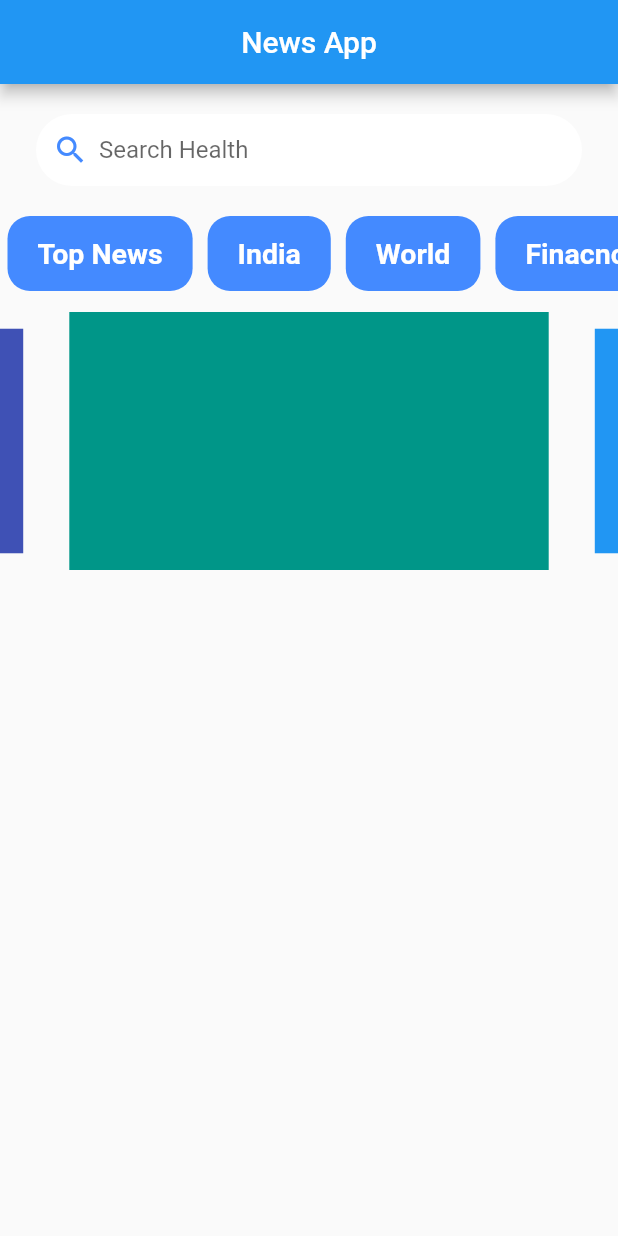
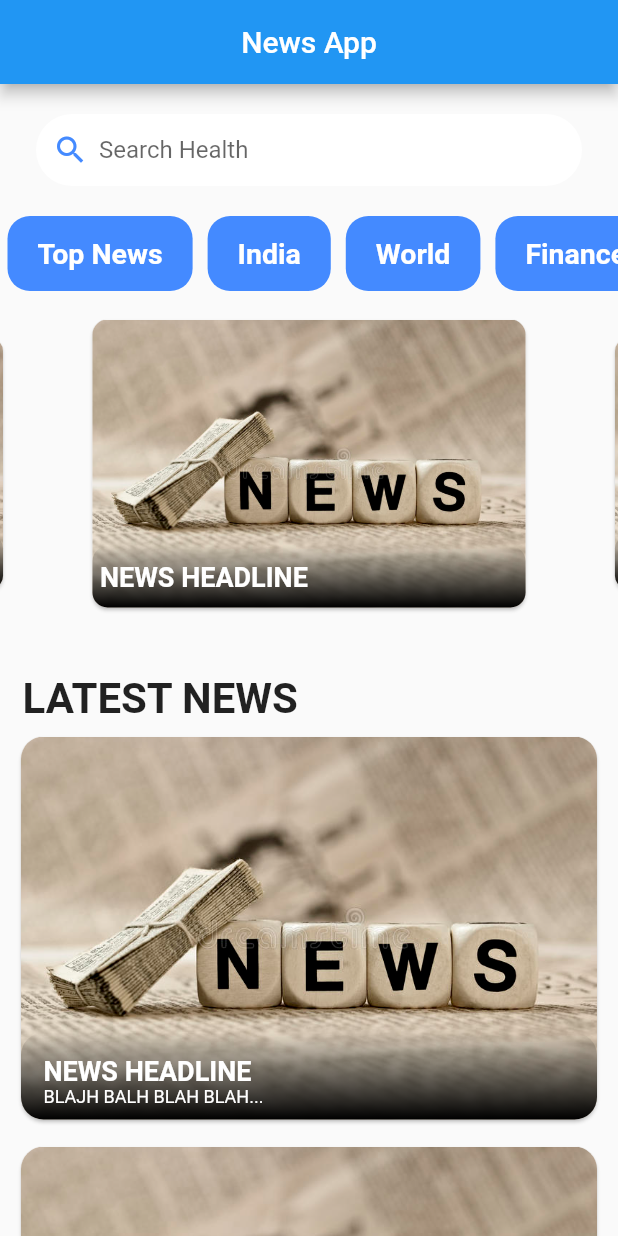
Before and after one commit to Kshiti-24/News-App, a Flutter app: the screen it shows after launch, on a phone screen of 412 x 824 dp. Run offline on Flutter 3.47's test engine with Material 2 defaults, Android fonts, the phone set to English and light mode, and no system bars; drawn by our look-alikes of carousel_slider.

Commit message:
App UI in Progress

```diff
--- a/lib/homePage.dart
+++ b/lib/homePage.dart
@@ -1,5 +1,6 @@
 import 'package:flutter/material.dart';
 import 'package:carousel_slider/carousel_slider.dart';
+
 class Home extends StatefulWidget {
   const Home({Key? key}) : super(key: key);
 
@@ -13,10 +14,9 @@ class _HomeState extends State<Home> {
     "Top News",
     "India",
     "World",
-    "Finacnce",
+    "Finance",
     "Health"
   ];
-
   @override
   Widget build(BuildContext context) {
     return Scaffold(
@@ -24,9 +24,11 @@ class _HomeState extends State<Home> {
         title: Text("News App"),
         centerTitle: true,
       ),
-      body: Column(
+      body: SingleChildScrollView(
+        child: Column(
           children: [
             Container(
+
               padding: EdgeInsets.symmetric(horizontal: 8),
               margin: EdgeInsets.symmetric(horizontal: 24, vertical: 20),
               decoration: BoxDecoration(
@@ -75,8 +77,8 @@ class _HomeState extends State<Home> {
                           print(navBarItem[index]);
                         },
                         child: Container(
-                        padding:
-                            EdgeInsets.symmetric(horizontal: 20, vertical: 10),
+                          padding: EdgeInsets.symmetric(
+                              horizontal: 20, vertical: 10),
                           margin: EdgeInsets.symmetric(horizontal: 5),
                           decoration: BoxDecoration(
                               color: Colors.blueAccent,
@@ -91,36 +93,140 @@ class _HomeState extends State<Home> {
                         ),
                       );
                     })),
-          CarouselSlider(
-            options : CarouselOptions(
-                height : 200,
-                autoPlay : true,
-                enlargeCenterPage : true,
-              autoPlayCurve: Curves.fastOutSlowIn,
+            Container(
+              margin: EdgeInsets.symmetric(vertical: 15),
+              child: CarouselSlider(
+                options: CarouselOptions(
+                    height: 200, autoPlay: true, enlargeCenterPage: true),
+                items: items.map((item) {
+                  return Builder(builder: (BuildContext context) {
+                    return Container(
+
+                        child : Card(
+                            shape: RoundedRectangleBorder(
+                                borderRadius: BorderRadius.circular(10)
                             ),
-            items : items.map((item) {
-              return Builder(
-                  builder: (BuildContext context){
-                    return InkWell(
-                      onTap: () {
-                        print("MUJHE MARRO MAT");
-                      },
+                            child : Stack(
+                                children : [
+                                  ClipRRect(
+                                      borderRadius : BorderRadius.circular(10),
+                                      child : Image.asset("assets/images/news.jpg" , fit: BoxFit.fitHeight, height: double.infinity,)
+                                  ) ,
+                                  Positioned(
+                                      left: 0,
+                                      right: 0,
+                                      bottom: 0,
                                       child: Container(
-                        margin : EdgeInsets.symmetric(horizontal : 5 , vertical : 14),
+
+                                        decoration: BoxDecoration(
+                                            borderRadius: BorderRadius.circular(10),
+                                            gradient: LinearGradient(
+                                                colors: [
+                                                  Colors.black12.withOpacity(0),
+                                                  Colors.black
+                                                ],
+                                                begin: Alignment.topCenter,
+                                                end: Alignment.bottomCenter
+                                            )
+                                        ),
                                         child : Container(
+                                            padding: EdgeInsets.symmetric(horizontal: 5 , vertical: 10),
+                                            child:Text("NEWS HEADLINE" , style: TextStyle(fontSize: 18 , color: Colors.white , fontWeight: FontWeight.bold),)
+                                        ),
+                                      )
+                                  ),
+                                ]
+                            )
+                        )
+                    );
+                  });
+                }).toList(),
+              ),
+            ),
+            Container(
+              child: Column(
+                children: [
+                  Container(
+                    margin : EdgeInsets.fromLTRB(15, 25, 0, 0),
+                    child: Row(
+                      mainAxisAlignment: MainAxisAlignment.start,
+                      children: [
+
+                        Text("LATEST NEWS " , style: TextStyle(fontWeight: FontWeight.bold , fontSize: 28
+                        ),),
+                      ],
+                    ),
+                  ),
+                  ListView.builder(
+                      physics: NeverScrollableScrollPhysics(),
+                      shrinkWrap: true,
+                      itemCount: 3,
+                      itemBuilder: (context, index) {
+                        return Container(
+                          margin: EdgeInsets.symmetric(horizontal: 10, vertical: 5),
+                          child: Card(
+                              shape: RoundedRectangleBorder(
+                                  borderRadius: BorderRadius.circular(15)),
+                              elevation: 1.0,
+                              child: Stack(
+                                children: [
+                                  ClipRRect(
+                                      borderRadius: BorderRadius.circular(15),
+                                      child: Image.asset("assets/images/news.jpg")),
+
+                                  Positioned(
+                                      left: 0,
+                                      right: 0,
+                                      bottom: 0,
+                                      child: Container(
+
                                           decoration: BoxDecoration(
-                            color: item,
+                                              borderRadius: BorderRadius.circular(15),
+                                              gradient: LinearGradient(
+                                                  colors: [
+                                                    Colors.black12.withOpacity(0),
+                                                    Colors.black
+                                                  ],
+                                                  begin: Alignment.topCenter,
+                                                  end: Alignment.bottomCenter
+                                              )
                                           ),
+                                          padding: EdgeInsets.fromLTRB(15, 15, 10, 8),
+                                          child: Column(
+                                            crossAxisAlignment: CrossAxisAlignment.start,
+                                            children: [
+                                              Text(
+                                                "NEWS HEADLINE",
+                                                style: TextStyle(
+                                                    color: Colors.white,
+                                                    fontSize: 18,
+                                                    fontWeight: FontWeight.bold),
+                                              ),
+                                              Text("BLAJH BALH BLAH BLAH..." , style: TextStyle(color: Colors.white , fontSize: 12)
+                                                ,)
+                                            ],
+                                          )))
+                                ],
+                              )),
+                        );
+                      }),
+                  Container(
+                    padding: EdgeInsets.fromLTRB(0, 10, 0, 5),
+                    child: Row(
+                      mainAxisAlignment: MainAxisAlignment.center,
+                      children: [
+                        ElevatedButton(onPressed: () {}, child: Text("SHOW MORE")),
+                      ],
+                    ),
+                  )
+                ],
+              ),
+            )
+          ],
         ),
       ),
     );
   }
-              );
-            }).toList(),
-          ),
-        ],
-      ),
-    );
+
+  final List items = [Colors.indigo,Colors.teal, Colors.blue];
 }
-  final List items = [Colors.teal, Colors.blue, Colors.indigo ];
-}
--- a/pubspec.yaml
+++ b/pubspec.yaml
@@ -61,8 +61,8 @@ flutter:
   uses-material-design: true
 
   # To add assets to your application, add an assets section, like this:
-  # assets:
-  #   - images/a_dot_burr.jpeg
+  assets:
+    - assets/images/news.jpg
   #   - images/a_dot_ham.jpeg
 
   # An image asset can refer to one or more resolution-specific "variants", see
```
Also changed, not shown: assets/images/news.jpg (added). Lines whose indentation alone changed are shown as unchanged.
